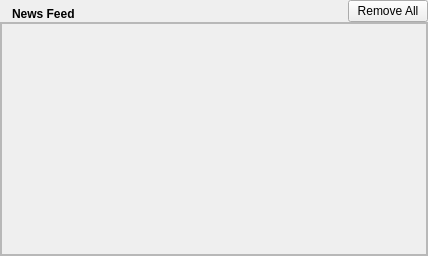
The window that retroshare-gui/src/gui/NewsFeed.ui (RetroShare/RetroShare) describes before a commit, drawn with Qt 5.
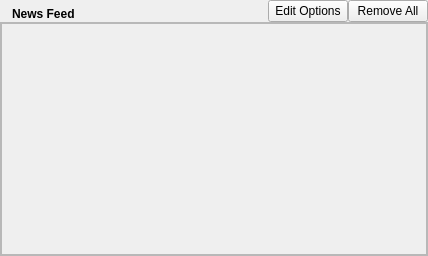
The same window after the commit. Icons and pictures are not drawn.

Patch:
```diff
--- a/retroshare-gui/src/gui/NewsFeed.ui
+++ b/retroshare-gui/src/gui/NewsFeed.ui
@@ -70,7 +70,7 @@
      </item>
     </layout>
    </item>
-   <item row="1" column="0" colspan="4">
+   <item row="1" column="0" colspan="5">
     <widget class="QFrame" name="frame">
      <property name="frameShape">
       <enum>QFrame::StyledPanel</enum>
@@ -129,7 +129,7 @@
      </layout>
     </widget>
    </item>
-   <item row="0" column="2">
+   <item row="0" column="3">
     <widget class="QPushButton" name="removeAllButton">
      <property name="text">
       <string>Remove All</string>
@@ -149,6 +149,13 @@
      </property>
     </spacer>
    </item>
+   <item row="0" column="2">
+    <widget class="QPushButton" name="feedOptionsButton">
+     <property name="text">
+      <string>Edit Options</string>
+     </property>
+    </widget>
+   </item>
   </layout>
  </widget>
  <resources/>
```
